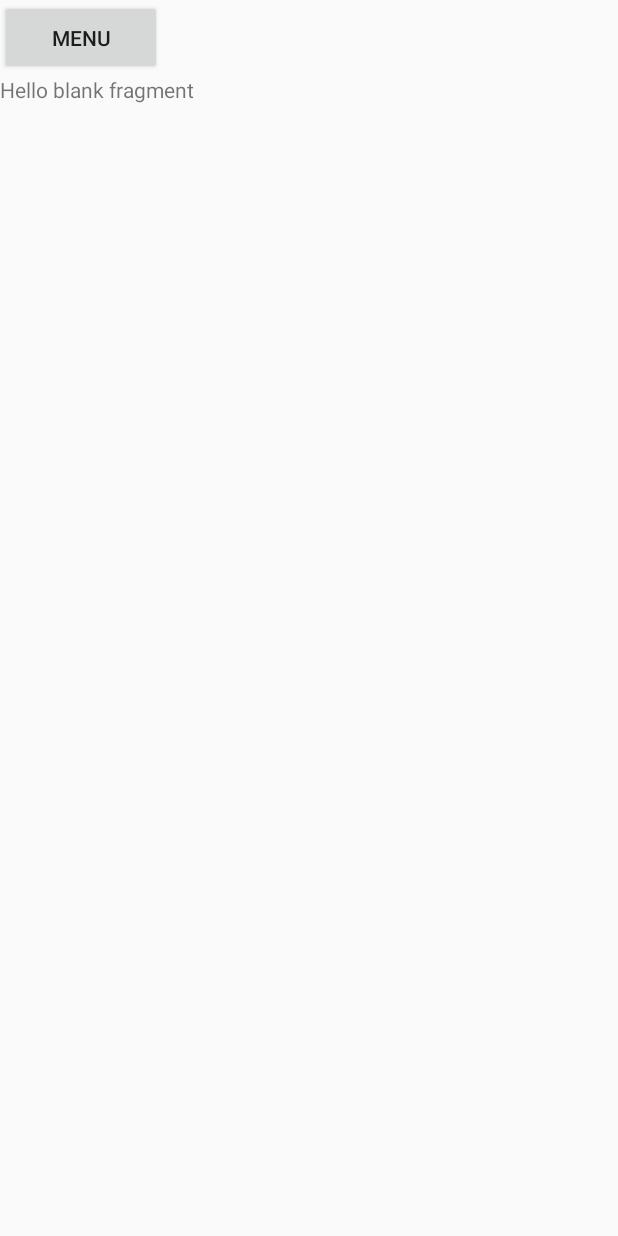
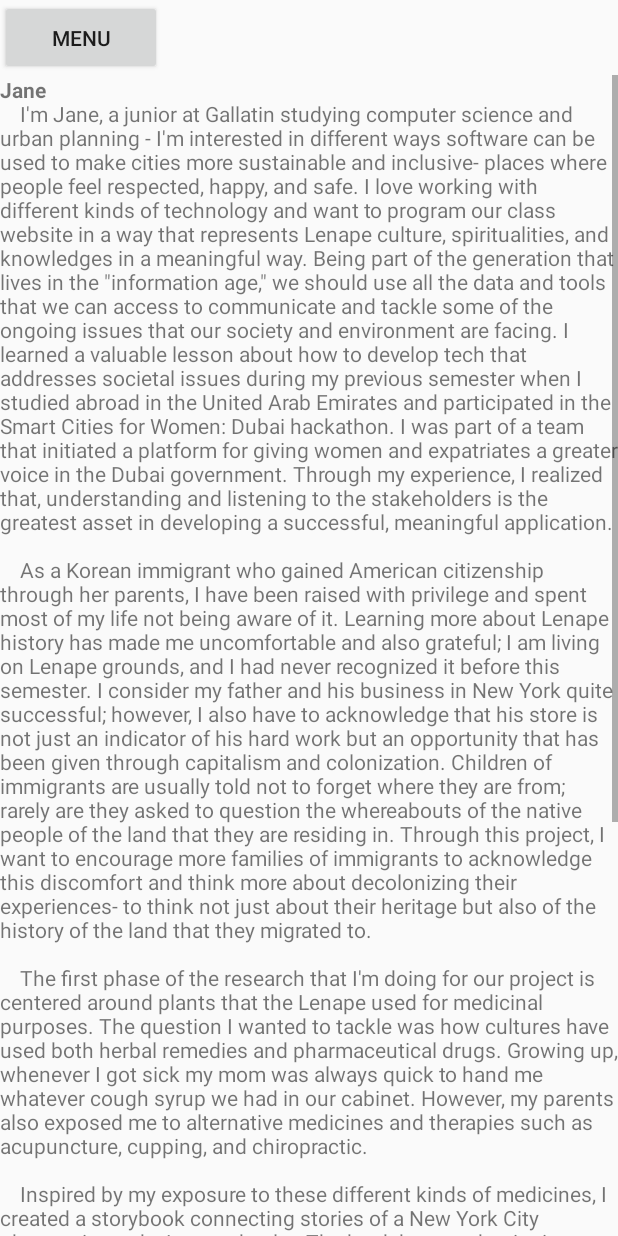
Before and after one commit to janechoe/map_app, an Android app: the fragment ContributorsFragment placed in its activity, on a phone screen of 412 x 824 dp. Run offline under Robolectric (Android 15) with nearby library versions, the phone set to English and light mode, and no system bars; libraries missing offline, so code that uses them is left out: com.google.maps.android.

Commit message:
presentation

```diff
--- a/app/src/main/res/layout/fragment_contributors.xml
+++ b/app/src/main/res/layout/fragment_contributors.xml
@@ -1,13 +1,32 @@
-<FrameLayout xmlns:android="http://schemas.android.com/apk/res/android"
+<ScrollView xmlns:android="http://schemas.android.com/apk/res/android"
     xmlns:tools="http://schemas.android.com/tools"
     android:layout_width="match_parent"
     android:layout_height="match_parent"
     tools:context="com.example.janechoe.myapplication.ContributorsFragment">
 
     <!-- TODO: Update blank fragment layout -->
-    <TextView
+    <RelativeLayout
         android:layout_width="match_parent"
-        android:layout_height="match_parent"
-        android:text="@string/hello_blank_fragment" />
+        android:layout_height="match_parent">
+        <ScrollView
+            android:layout_width="match_parent"
+            android:layout_height="wrap_content">
+            <TextView
+                android:layout_width="match_parent"
+                android:layout_height="wrap_content"
+                android:text="@string/jane" />
+        </ScrollView>
 
-</FrameLayout>
+        <ScrollView
+            android:layout_width="match_parent"
+            android:layout_height="wrap_content">
+            <TextView
+                android:layout_width="match_parent"
+                android:layout_height="wrap_content" />
+        </ScrollView>
+
+
+    </RelativeLayout>
+
+
+</ScrollView>
--- a/app/src/main/res/values/strings.xml
+++ b/app/src/main/res/values/strings.xml
@@ -36,7 +36,21 @@
         \tThis project was produced with funds from NYU\'s Gallatin Teaching-with-Technology Grant.
         \n\n
     </string>
+
+
     <string name="kml_google">http://googlemaps.github.io/kml-samples/morekml/Polygons/Polygons.Google_Campus.kml</string>
     <string name="kml_url">https://github.com/dl2514/dl2514.github.io/blob/master/Indigenous_Futures_Decolonizing_NYC.kml?raw=true</string>
 
+    <string name="jane"><b>Jane</b>
+    \n
+    \tI\'m Jane, a junior at Gallatin studying computer science and urban planning - I\'m interested in different ways software can be used to make cities more sustainable and inclusive- places where people feel respected, happy, and safe. I love working with different kinds of technology and want to program our class website in a way that represents Lenape culture, spiritualities, and knowledges in a meaningful way. Being part of the generation that lives in the \"information age,\" we should use all the data and tools that we can access to communicate and tackle some of the ongoing issues that our society and environment are facing. I learned a valuable lesson about how to develop tech that addresses societal issues during my previous semester when I studied abroad in the United Arab Emirates and participated in the "Smart Cities for Women: Dubai" hackathon. I was part of a team that initiated a platform for giving women and expatriates a greater voice in the Dubai government. Through my experience, I realized that, understanding and listening to the stakeholders is the greatest asset in developing a successful, meaningful application. \n\n
+
+    \tAs a Korean immigrant who gained American citizenship through her parents, I have been raised with privilege and spent most of my life not being aware of it. Learning more about Lenape history has made me uncomfortable and also grateful; I am living on Lenape grounds, and I had never recognized it before this semester. I consider my father and his business in New York quite successful; however, I also have to acknowledge that his store is not just an indicator of his hard work but an opportunity that has been given through capitalism and colonization. Children of immigrants are usually told not to forget where they are from; rarely are they asked to question the whereabouts of the native people of the land that they are residing in. Through this project, I want to encourage more families of immigrants to acknowledge this discomfort and think more about decolonizing their experiences- to think not just about their heritage but also of the history of the land that they migrated to.\n\n
+
+    \tThe first phase of the research that I\'m doing for our project is centered around plants that the Lenape used for medicinal purposes. The question I wanted to tackle was how cultures have used both herbal remedies and pharmaceutical drugs. Growing up, whenever I got sick my mom was always quick to hand me whatever cough syrup we had in our cabinet. However, my parents also exposed me to alternative medicines and therapies such as acupuncture, cupping, and chiropractic. \n\n
+
+    \tInspired by my exposure to these different kinds of medicines, I created a storybook connecting stories of a New York City pharmacist and a Lenape healer. The book has two "beginnings" on each side of the book, and the "endings" converge in the middle. On one end of the book, the Lenape healer, who was chosen by her community for her spiritual connection and knowledge of plants, goes on a search to find the items in need when her friend\'s baby was sick. After praying, she finds the American elderberry (sambucus canadensis), a beautiful flower that she takes back to her village and brews. On the other side of the book, the main character is a pharmacist working in one of the many Duane Reade stores in Manhattan. The pharmacist reaches for his customer\'s prescription and goes back in time to the 1970\'s and 1980\'s, where medical researchers have strived to make natural drugs but have given up because they were difficult to duplicate. These drugs have been effective, but are leading us to the end of the "pharmaceutical era," where the medicines we buy are becoming less effective. The pharmacist returns back to the present to read an article about a botanist in Georgia who has been searching for more medicinal plants to combat our use of pharmaceutical drugs.\n\n
+
+    \tAfter my research on the relationship between herbal medicine and synthetic drugs, I looked at other plants that the Lenape utilized, and extrapolated upon that research to draw conclusions on the rights of Lenape women and the ecology of parks in New York City. \n\n</string>
+
 </resources>
```
